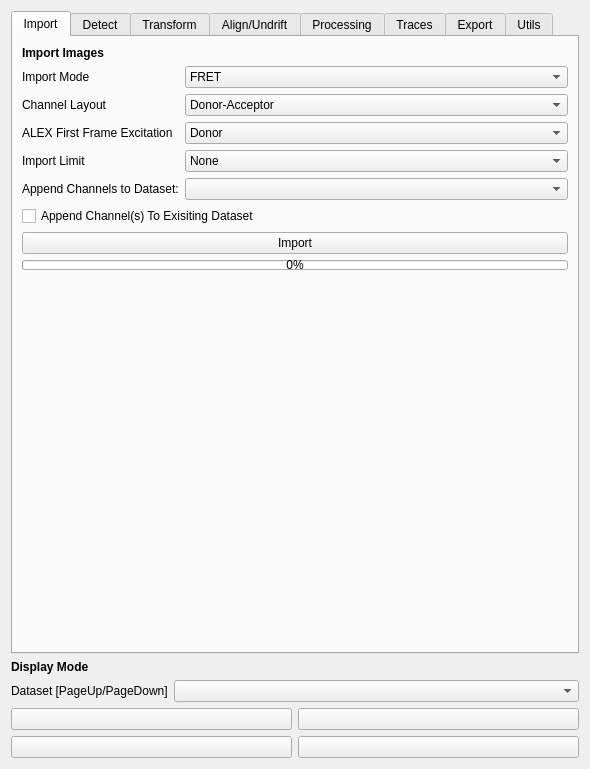
Qt form src/napari_gapseq2/widget_ui.ui (piedrro/napari-GapSeq2) before a commit.
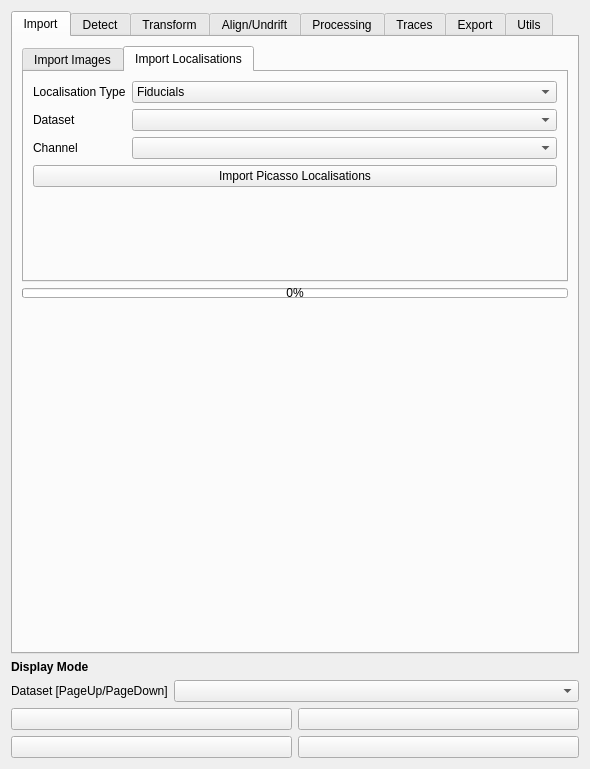
The same form after that commit. The open tabs and pages were chosen to show the change.

Commit message: added picasso import

```diff
--- a/src/napari_gapseq2/widget_ui.ui
+++ b/src/napari_gapseq2/widget_ui.ui
@@ -37,18 +37,21 @@
       </attribute>
       <layout class="QVBoxLayout" name="verticalLayout_2">
        <item>
-        <widget class="QLabel" name="label_2">
-         <property name="font">
-          <font>
-           <weight>75</weight>
-           <bold>true</bold>
-          </font>
+        <widget class="QTabWidget" name="tabWidget_4">
+         <property name="sizePolicy">
+          <sizepolicy hsizetype="Expanding" vsizetype="Minimum">
+           <horstretch>0</horstretch>
+           <verstretch>0</verstretch>
+          </sizepolicy>
          </property>
-         <property name="text">
+         <property name="currentIndex">
+          <number>0</number>
+         </property>
+         <widget class="QWidget" name="tab_15">
+          <attribute name="title">
           <string>Import Images</string>
-         </property>
-        </widget>
-       </item>
+          </attribute>
+          <layout class="QVBoxLayout" name="verticalLayout_18">
        <item>
         <layout class="QFormLayout" name="formLayout">
          <item row="0" column="0">
@@ -219,6 +222,82 @@
          <property name="text">
           <string>Import</string>
          </property>
+            </widget>
+           </item>
+          </layout>
+         </widget>
+         <widget class="QWidget" name="tab_16">
+          <attribute name="title">
+           <string>Import Localisations</string>
+          </attribute>
+          <layout class="QVBoxLayout" name="verticalLayout_19">
+           <item>
+            <layout class="QFormLayout" name="formLayout_21">
+             <item row="1" column="0">
+              <widget class="QLabel" name="label_2">
+               <property name="text">
+                <string>Dataset</string>
+               </property>
+              </widget>
+             </item>
+             <item row="2" column="0">
+              <widget class="QLabel" name="label_75">
+               <property name="text">
+                <string>Channel</string>
+               </property>
+              </widget>
+             </item>
+             <item row="1" column="1">
+              <widget class="QComboBox" name="import_picasso_dataset"/>
+             </item>
+             <item row="2" column="1">
+              <widget class="QComboBox" name="import_picasso_channel"/>
+             </item>
+             <item row="0" column="0">
+              <widget class="QLabel" name="label_76">
+               <property name="text">
+                <string>Localisation Type</string>
+               </property>
+              </widget>
+             </item>
+             <item row="0" column="1">
+              <widget class="QComboBox" name="import_picasso_type">
+               <item>
+                <property name="text">
+                 <string>Fiducials</string>
+                </property>
+               </item>
+               <item>
+                <property name="text">
+                 <string>Bounding Boxes</string>
+                </property>
+               </item>
+              </widget>
+             </item>
+            </layout>
+           </item>
+           <item>
+            <widget class="QPushButton" name="import_picasso">
+             <property name="text">
+              <string>Import Picasso Localisations</string>
+             </property>
+            </widget>
+           </item>
+           <item>
+            <spacer name="verticalSpacer_18">
+             <property name="orientation">
+              <enum>Qt::Vertical</enum>
+             </property>
+             <property name="sizeHint" stdset="0">
+              <size>
+               <width>20</width>
+               <height>40</height>
+              </size>
+             </property>
+            </spacer>
+           </item>
+          </layout>
+         </widget>
         </widget>
        </item>
        <item>
```
Lines whose indentation alone changed are shown as unchanged. The commit also changes 6 other files.
